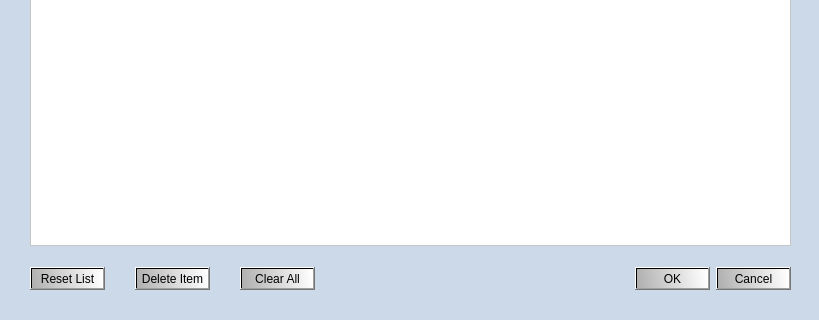
First picture: the form in verklegt_vika_3/verklegt_GUI/UI/recycledbin.ui, repository vilhjalmur12/verklegt_1, before the edit; both pictures show x 0 to 819 and y 231 to 551 of the 819 by 551 pixel window.
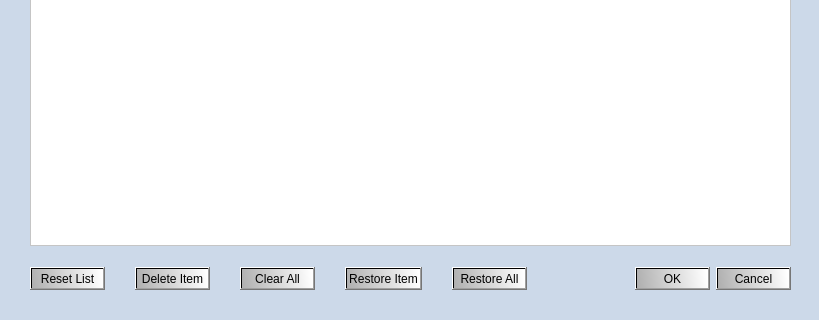
Second picture: the form after the edit. Icons and pictures are not drawn.

Patch:
```diff
--- a/verklegt_vika_3/verklegt_GUI/UI/recycledbin.ui
+++ b/verklegt_vika_3/verklegt_GUI/UI/recycledbin.ui
@@ -158,6 +158,52 @@
         </property>
        </widget>
       </item>
+      <item>
+       <spacer name="horizontalSpacer_3">
+        <property name="orientation">
+         <enum>Qt::Horizontal</enum>
+        </property>
+        <property name="sizeType">
+         <enum>QSizePolicy::Fixed</enum>
+        </property>
+        <property name="sizeHint" stdset="0">
+         <size>
+          <width>24</width>
+          <height>20</height>
+         </size>
+        </property>
+       </spacer>
+      </item>
+      <item>
+       <widget class="QPushButton" name="pushButton_restoreItem">
+        <property name="text">
+         <string>Restore Item</string>
+        </property>
+       </widget>
+      </item>
+      <item>
+       <spacer name="horizontalSpacer_4">
+        <property name="orientation">
+         <enum>Qt::Horizontal</enum>
+        </property>
+        <property name="sizeType">
+         <enum>QSizePolicy::Fixed</enum>
+        </property>
+        <property name="sizeHint" stdset="0">
+         <size>
+          <width>24</width>
+          <height>20</height>
+         </size>
+        </property>
+       </spacer>
+      </item>
+      <item>
+       <widget class="QPushButton" name="pushButton_restoreAll">
+        <property name="text">
+         <string>Restore All</string>
+        </property>
+       </widget>
+      </item>
       <item>
        <widget class="QDialogButtonBox" name="buttonBox">
         <property name="enabled">
```
Left out of the diff: 2 changed lines with no effect on the pictures.
